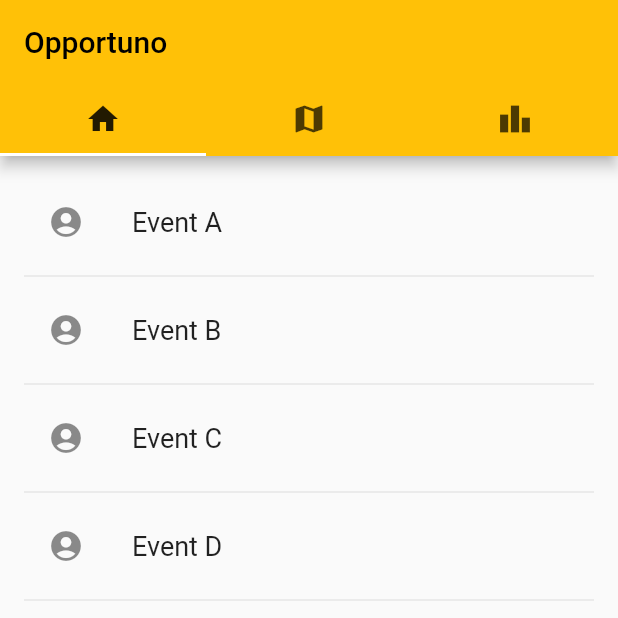
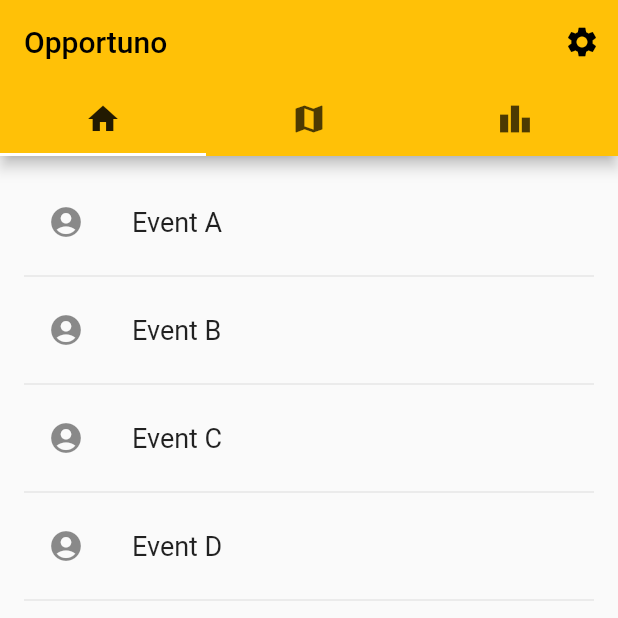
Before and after one commit to Tohwx/hackgt8-eaugazooz, a Flutter app: the screen it shows after launch, on a phone screen of 412 x 824 dp, the top half of it. Run offline on Flutter 3.47's test engine with Material 2 defaults, Android fonts, the phone set to English and light mode, and no system bars.

Commit message:
added settings icon

```diff
--- a/lib/classes.dart
+++ b/lib/classes.dart
@@ -93,12 +93,19 @@ class _LeaderboardTabState extends State<LeaderboardTab> {
 class TabBarMenu extends StatelessWidget {
   const TabBarMenu({Key? key}) : super(key: key);
 
+  void _pushSettings() {}
+
   @override
   Widget build(BuildContext context) {
     return DefaultTabController(
       length: 3,
       child: Scaffold(
         appBar: AppBar(
+          title: const Text('Opportuno'),
+          actions: [
+            IconButton(
+                icon: const Icon(Icons.settings), onPressed: _pushSettings)
+          ],
           bottom: const TabBar(
             indicatorColor: Colors.amber,
             tabs: [
@@ -107,7 +114,6 @@ class TabBarMenu extends StatelessWidget {
               Tab(icon: Icon(Icons.leaderboard)),
             ],
           ),
-          title: const Text('Opportuno'),
         ),
         body: const TabBarView(
           children: [
```
